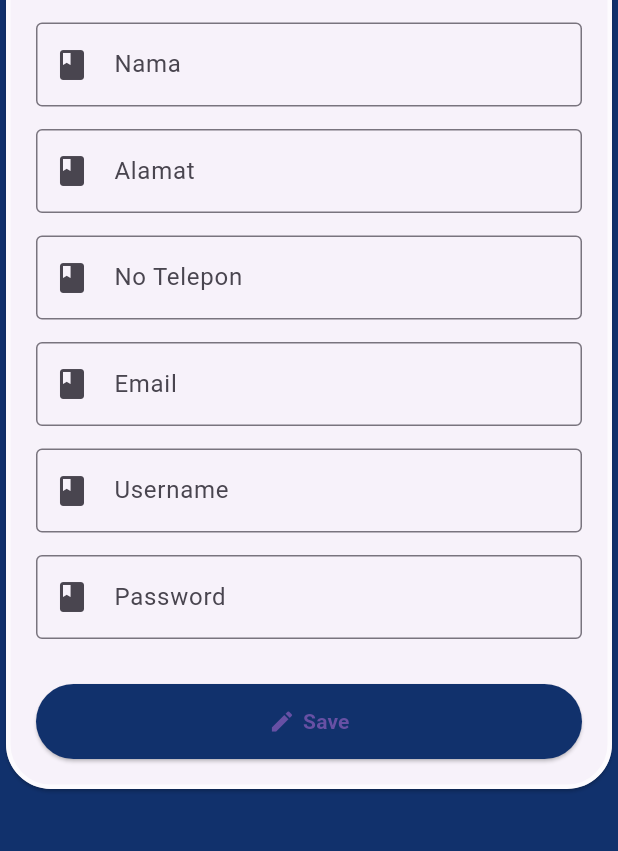
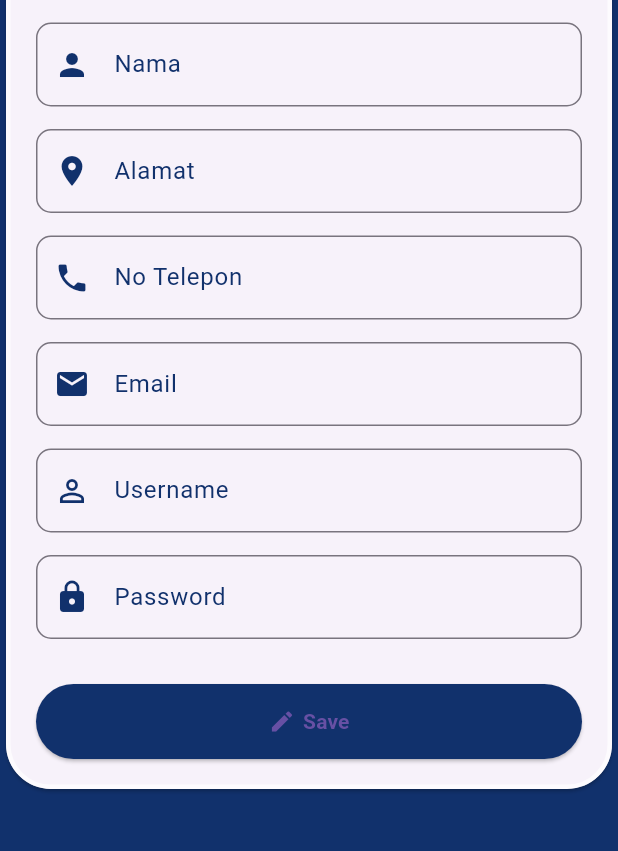
Before and after one commit to lithiaa/sewoapp, a Flutter app: the DataPelangganUbahScreen screen opened directly with empty values, on a phone screen of 412 x 824 dp, the part 369-1220 px from its top. Run offline on Flutter 3.47's test engine with Material 3 defaults, Android fonts, the phone set to English and light mode, and no system bars; our stand-ins replace badges, bloc_concurrency, dio, equatable, flutter_bloc, google_fonts and 7 more; missing offline and left inert: colorize, flutter_carousel_slider; accounts and stored records are empty; network calls fail.

Commit message:
feat: update form field styles with custom icons and rounded borders

```diff
--- a/lib/data_pelanggan/data_pelanggan_ubah.dart
+++ b/lib/data_pelanggan/data_pelanggan_ubah.dart
@@ -177,40 +177,52 @@ class _DataPelangganUbahScreenState extends State<DataPelangganUbahScreen> {
 */
 
                     TextFormField(
-                      decoration: const InputDecoration(
-                        prefixIcon: Icon(Icons.book),
-                        border: OutlineInputBorder(),
+                      decoration: InputDecoration(
+                        prefixIcon: Icon(Icons.person, color: Style.buttonBackgroundColor),
+                        border: OutlineInputBorder(
+                          borderRadius: BorderRadius.circular(10),
+                        ),
                         labelText: 'Nama',
+                        labelStyle: TextStyle(color: Style.buttonBackgroundColor),
                       ),
                       controller: namaController,
                     ),
                     const SizedBox(height: 15),
 
                     TextFormField(
-                      decoration: const InputDecoration(
-                        prefixIcon: Icon(Icons.book),
-                        border: OutlineInputBorder(),
+                      decoration: InputDecoration(
+                        prefixIcon: Icon(Icons.location_on, color: Style.buttonBackgroundColor),
+                        border: OutlineInputBorder(
+                          borderRadius: BorderRadius.circular(10),
+                        ),
                         labelText: 'Alamat',
+                        labelStyle: TextStyle(color: Style.buttonBackgroundColor),
                       ),
                       controller: alamatController,
                     ),
                     const SizedBox(height: 15),
 
                     TextFormField(
-                      decoration: const InputDecoration(
-                        prefixIcon: Icon(Icons.book),
-                        border: OutlineInputBorder(),
+                      decoration: InputDecoration(
+                        prefixIcon: Icon(Icons.phone, color: Style.buttonBackgroundColor),
+                        border: OutlineInputBorder(
+                          borderRadius: BorderRadius.circular(10),
+                        ),
                         labelText: 'No Telepon',
+                        labelStyle: TextStyle(color: Style.buttonBackgroundColor),
                       ),
                       controller: noTeleponController,
                     ),
                     const SizedBox(height: 15),
 
                     TextFormField(
-                      decoration: const InputDecoration(
-                        prefixIcon: Icon(Icons.book),
-                        border: OutlineInputBorder(),
+                      decoration: InputDecoration(
+                        prefixIcon: Icon(Icons.email, color: Style.buttonBackgroundColor),
+                        border: OutlineInputBorder(
+                          borderRadius: BorderRadius.circular(10),
+                        ),
                         labelText: 'Email',
+                        labelStyle: TextStyle(color: Style.buttonBackgroundColor),
                       ),
                       controller: emailController,
                     ),
@@ -218,10 +230,13 @@ class _DataPelangganUbahScreenState extends State<DataPelangganUbahScreen> {
 
                     TextFormField(
                       readOnly: true,
-                      decoration: const InputDecoration(
-                        prefixIcon: Icon(Icons.book),
-                        border: OutlineInputBorder(),
+                      decoration: InputDecoration(
+                        prefixIcon: Icon(Icons.person_outline, color: Style.buttonBackgroundColor),
+                        border: OutlineInputBorder(
+                          borderRadius: BorderRadius.circular(10),
+                        ),
                         labelText: 'Username',
+                        labelStyle: TextStyle(color: Style.buttonBackgroundColor),
                       ),
                       controller: usernameController,
                     ),
@@ -229,10 +244,13 @@ class _DataPelangganUbahScreenState extends State<DataPelangganUbahScreen> {
 
                     TextFormField(
                       obscureText: true,
-                      decoration: const InputDecoration(
-                        prefixIcon: Icon(Icons.book),
-                        border: OutlineInputBorder(),
+                      decoration: InputDecoration(
+                        prefixIcon: Icon(Icons.lock, color: Style.buttonBackgroundColor),
+                        border: OutlineInputBorder(
+                          borderRadius: BorderRadius.circular(10),
+                        ),
                         labelText: 'Password',
+                        labelStyle: TextStyle(color: Style.buttonBackgroundColor),
                       ),
                       controller: passwordController,
                     ),
```
